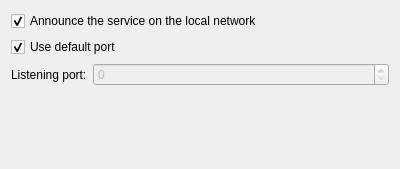
Old version of the form krfb/ui/configtcp.ui in the repository KDE/krfb.
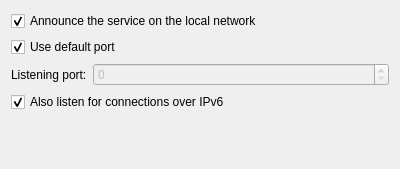
New version of the form.

Commit message: Add an option to listen on IPv4 only

```diff
--- a/krfb/ui/configtcp.ui
+++ b/krfb/ui/configtcp.ui
@@ -66,6 +66,19 @@
      </item>
     </layout>
    </item>
+   <item>
+    <widget class="QCheckBox" name="kcfg_listenIPv6" >
+     <property name="toolTip" >
+      <string>If this is unchecked, krfb only accepts connections over IPv4.</string>
+     </property>
+     <property name="text" >
+      <string>Also listen for connections over IPv6</string>
+     </property>
+     <property name="checked" >
+      <bool>true</bool>
+     </property>
+    </widget>
+   </item>
    <item>
     <spacer>
      <property name="orientation">
```
Left out of the diff: 2 changed lines with no effect on the pictures. The commit also changes 5 other files.
